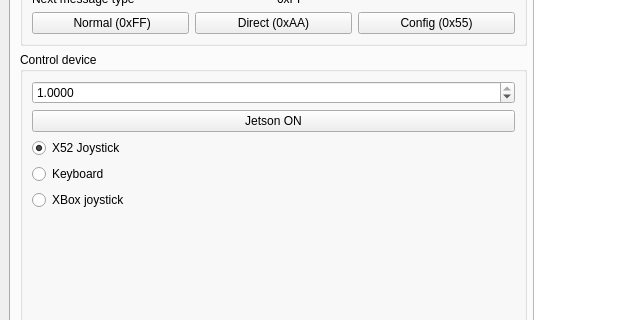
hidronautics/control, file mainwindow.ui: the form before one commit; both pictures show x 0 to 643 and y 255 to 575 of the 1500 by 728 pixel window.
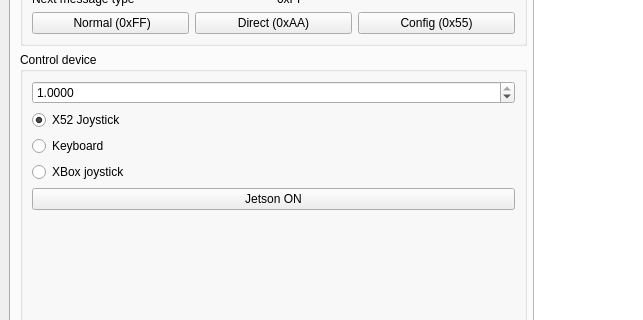
The form after the commit. Icons and pictures are not drawn.

```diff
--- a/mainwindow.ui
+++ b/mainwindow.ui
@@ -522,13 +522,6 @@
                    </property>
                   </widget>
                  </item>
-                 <item>
-                  <widget class="QPushButton" name="pushButton_jetsonOnOff">
-                   <property name="text">
-                    <string>Jetson ON</string>
-                   </property>
-                  </widget>
-                 </item>
                  <item>
                   <widget class="QRadioButton" name="radioButton_Joystick">
                    <property name="text">
@@ -561,6 +554,16 @@
                  </item>
                 </layout>
                </item>
+               <item>
+                <widget class="QPushButton" name="pushButton_jetsonOnOff">
+                 <property name="text">
+                  <string>Jetson ON</string>
+                 </property>
+                 <property name="checkable">
+                  <bool>true</bool>
+                 </property>
+                </widget>
+               </item>
                <item>
                 <spacer name="verticalSpacer">
                  <property name="orientation">
```
Left out of the diff: 2 changed lines with no effect on the pictures.
